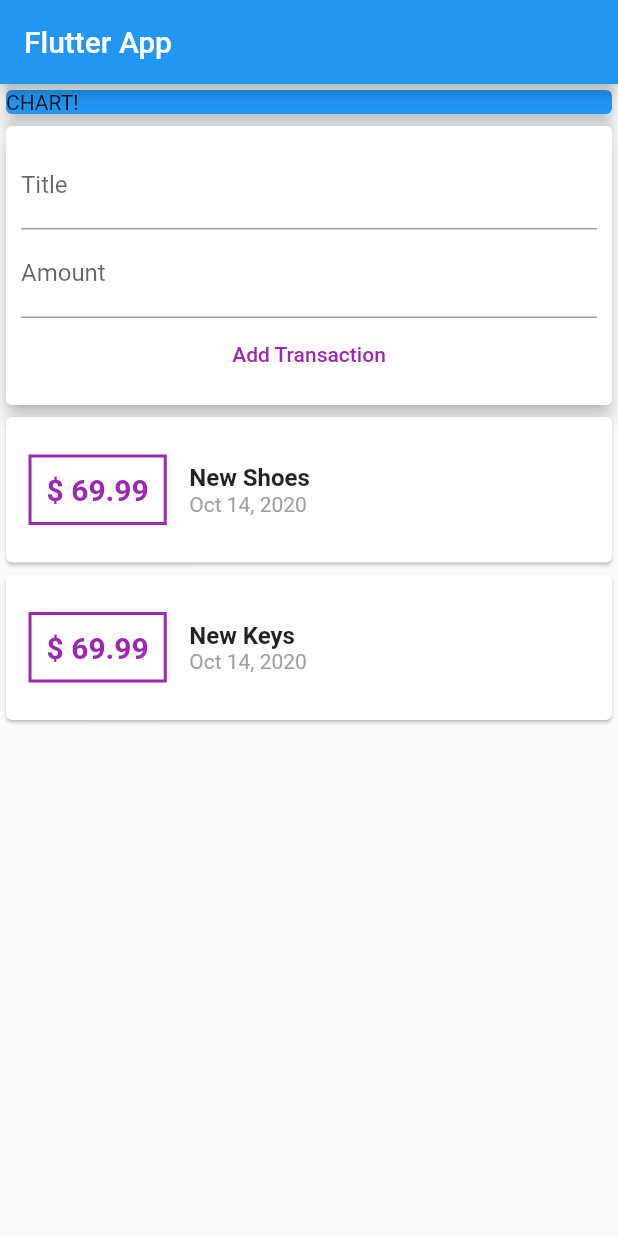
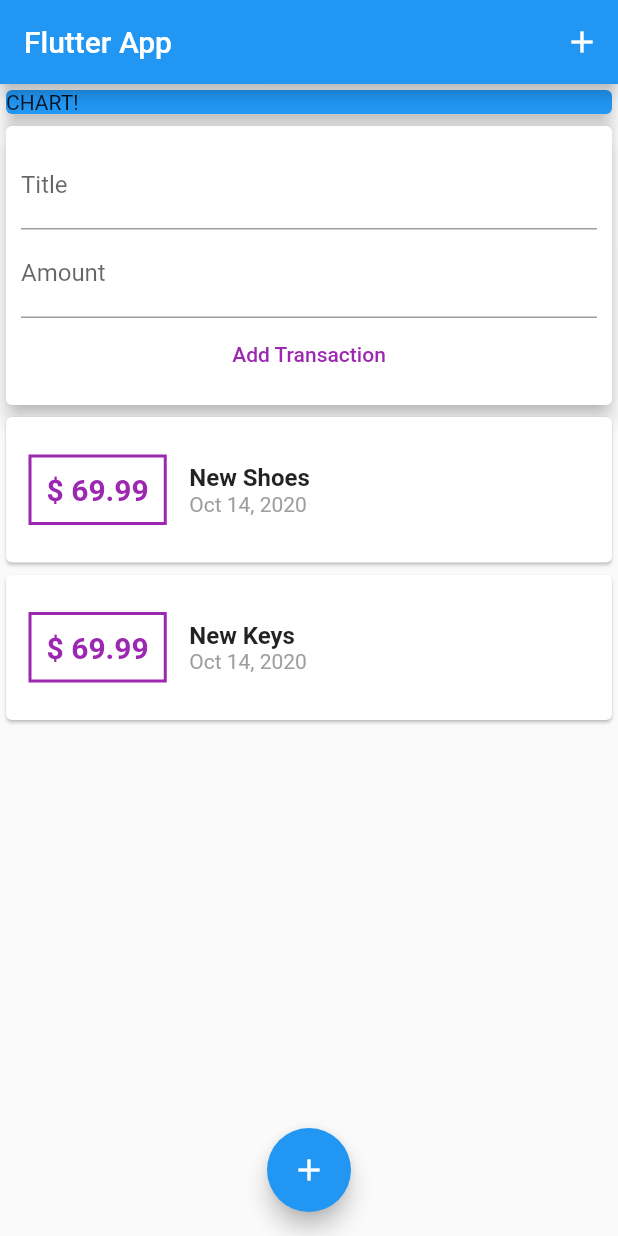
Before and after one commit to RahulAjith007/expense-app, a Flutter app: the screen it shows after launch, after a tap on "Add Transaction", on a phone screen of 412 x 824 dp. Run offline on Flutter 3.47's test engine with Material 2 defaults, Android fonts, the phone set to English and light mode, and no system bars.

```diff
--- a/lib/main.dart
+++ b/lib/main.dart
@@ -1,3 +1,5 @@
+import './widgets/NewTransaction.dart';
+
 import './widgets/UserTransactions.dart';
 import 'package:flutter/material.dart';
 
@@ -13,14 +15,34 @@ class MyApp extends StatelessWidget {
   }
 }
 
-class MyHomePage extends StatelessWidget {
+class MyHomePage extends StatefulWidget {
+  @override
+  _MyHomePageState createState() => _MyHomePageState();
+}
+
+class _MyHomePageState extends State<MyHomePage> {
+  void startAddNewTransaction(BuildContext ctx) {
+    showModalBottomSheet(
+        context: ctx,
+        builder: (_) {
+          return NewTransaction();
+        });
+  }
+
   @override
   Widget build(BuildContext context) {
     return Scaffold(
-        appBar: AppBar(
-          title: Text('Flutter App'),
-        ),
-        body: Column(
+      appBar: AppBar(
+        title: Text('Flutter App'),
+        actions: <Widget>[
+          IconButton(
+            icon: Icon(Icons.add),
+            onPressed: () {},
+          )
+        ],
+      ),
+      body: SingleChildScrollView(
+        child: Column(
           children: <Widget>[
             Container(
               width: double.infinity,
@@ -29,6 +51,13 @@ class MyHomePage extends StatelessWidget {
             ),
             UserTransaction()
           ],
-        ));
+        ),
+      ),
+      floatingActionButtonLocation: FloatingActionButtonLocation.centerFloat,
+      floatingActionButton: FloatingActionButton(
+        child: Icon(Icons.add),
+        onPressed: () {},
+      ),
+    );
   }
 }
--- a/lib/widgets/NewTransaction.dart
+++ b/lib/widgets/NewTransaction.dart
@@ -1,4 +1,5 @@
 import 'package:flutter/material.dart';
+import 'package:flutter/services.dart';
 
 class NewTransaction extends StatelessWidget {
   final Function addTx;
@@ -7,6 +8,17 @@ class NewTransaction extends StatelessWidget {
   final amountController = TextEditingController();
 
   NewTransaction(this.addTx);
+
+  void submitData() {
+    final enteredTitle = titleController.text;
+    final enteredAmount = double.parse(amountController.text);
+
+    if (enteredTitle.isEmpty || enteredAmount <= 0) {
+      return;
+    }
+
+    addTx(enteredTitle, enteredAmount);
+  }
 
   @override
   Widget build(BuildContext context) {
@@ -22,6 +34,7 @@ class NewTransaction extends StatelessWidget {
 
               // },
               controller: titleController,
+              onSubmitted: (_) => submitData(),
             ),
             TextField(
               decoration: InputDecoration(labelText: 'Amount'),
@@ -29,14 +42,13 @@ class NewTransaction extends StatelessWidget {
               //   amountInput = value;
               // },
               controller: amountController,
+              onSubmitted: (_) => submitData(),
+              keyboardType: TextInputType.number,
             ),
             FlatButton(
               child: Text("Add Transaction"),
               textColor: Colors.purple,
-              onPressed: () {
-                addTx(
-                    titleController.text, double.parse(amountController.text));
-              },
+              onPressed: submitData,
             )
           ],
         ),
--- a/lib/widgets/TransactionList.dart
+++ b/lib/widgets/TransactionList.dart
@@ -9,10 +9,11 @@ class TransactionList extends StatelessWidget {
 
   @override
   Widget build(BuildContext context) {
-    return Column(
-      mainAxisAlignment: MainAxisAlignment.center,
-      crossAxisAlignment: CrossAxisAlignment.center,
-      children: transactions.map((tx) {
+    return Container(
+      height: 300,
+      child: ListView.builder(
+          itemCount: transactions.length,
+          itemBuilder: (ctx, index) {
             return (Card(
                 child: Row(
               children: <Widget>[
@@ -21,7 +22,8 @@ class TransactionList extends StatelessWidget {
                   decoration: BoxDecoration(
                       border: Border.all(color: Colors.purple, width: 2)),
                   padding: EdgeInsets.all(10),
-              child: Text('\$ ${tx.amount}',
+                  child: Text(
+                      '\$ ${transactions[index].amount.toStringAsFixed(2)}',
                       style: TextStyle(
                           fontWeight: FontWeight.bold,
                           fontSize: 20,
@@ -30,18 +32,18 @@ class TransactionList extends StatelessWidget {
                 Column(
                   crossAxisAlignment: CrossAxisAlignment.start,
                   children: <Widget>[
-                Text(tx.title,
-                    style:
-                        TextStyle(fontWeight: FontWeight.bold, fontSize: 16)),
+                    Text(transactions[index].title,
+                        style: TextStyle(
+                            fontWeight: FontWeight.bold, fontSize: 16)),
                     Text(
-                  DateFormat.yMMMd().format(tx.date),
+                      DateFormat.yMMMd().format(transactions[index].date),
                       style: TextStyle(color: Colors.grey),
                     )
                   ],
                 )
               ],
             )));
-      }).toList(),
+          }),
     );
   }
 }
```
Lines whose indentation alone changed are shown as unchanged.
